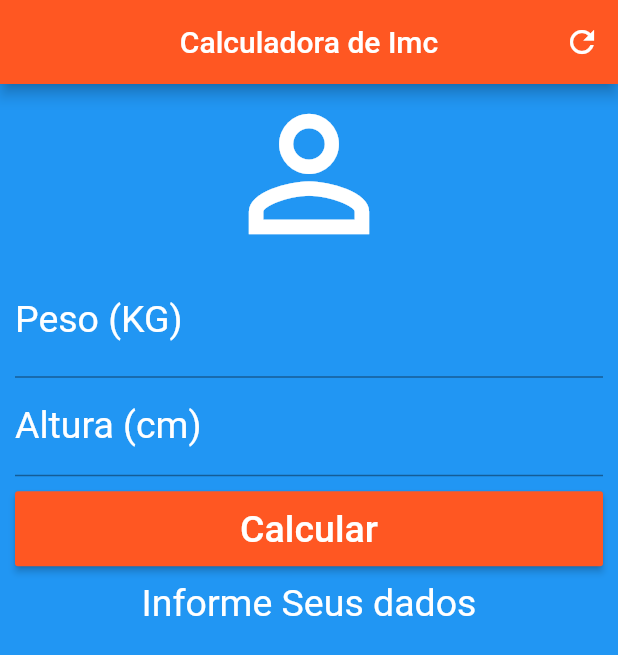
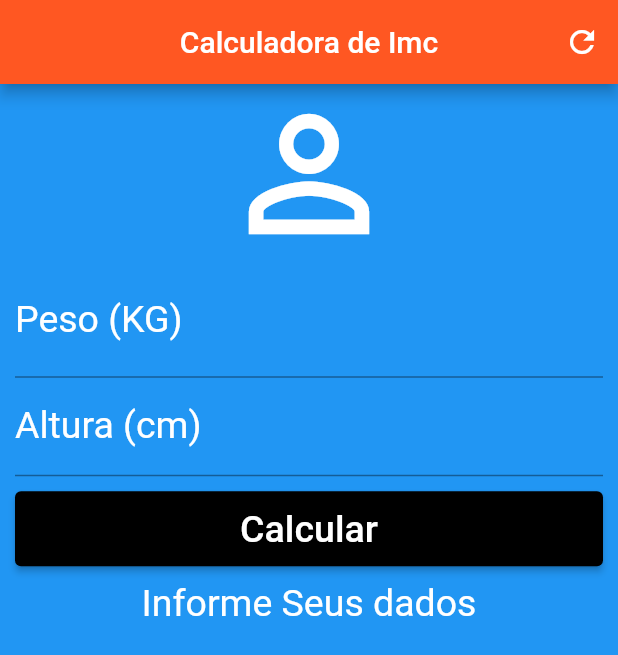
Before and after one commit to rodrigocc/ProjetosFlutter, a Flutter app: the screen it shows after launch, after a tap on "Calcular", on a phone screen of 412 x 824 dp. Shown: the top 655 px of the screen. Run offline on Flutter 3.47's test engine with Material 2 defaults, Android fonts, the phone set to English and light mode, and no system bars; our stand-ins replace carousel_slider, firebase_auth, firebase_storage, google_sign_in, image_picker; missing offline and left inert: flutter_facebook_login, gradient_bottom_navigation_bar; accounts and stored records are empty.

Commit message:
Refactor : refactor deprecieted components in this project

```diff
--- /dev/null
+++ b/calculadora_imc/lib/home_page.dart
@@ -0,0 +1,106 @@
+import 'package:flutter/material.dart';
+
+class HomePage extends StatefulWidget {
+  @override
+  _HomePageState createState() => _HomePageState();
+}
+
+class _HomePageState extends State<HomePage> {
+  String _infotext = "Informe Seus dados";
+
+  TextEditingController weightcontroller =
+      TextEditingController(); // Controlador do Peso
+  TextEditingController heightcontroller =
+      TextEditingController(); // Controlador da Áltura
+
+  void _resetFields() {
+    setState(() {
+      weightcontroller.text = "";
+      heightcontroller.text = "";
+      _infotext = "Dados Resetados";
+    });
+  }
+
+  void _calculateimc() {
+    setState(() {
+      double weight = double.parse(weightcontroller.text);
+      double height = double.parse(heightcontroller.text) / 100;
+      double imc = weight / (height * height);
+
+      if (imc < 18.5) {
+        _infotext = "Está Abaixo do Peso";
+      } else if (imc >= 18.5 && imc <= 24.9) {
+        _infotext = "Peso Está Normal";
+      } else if (imc >= 25 && imc <= 29.9) {
+        _infotext = "Está com sobrePeso";
+      } else if (imc >= 30 && imc <= 34.9) {
+        _infotext = "Obesidade Grau 1";
+      } else if (imc >= 35 && imc <= 39.9) {
+        _infotext = "Obesidade Grau 2 ";
+      } else {
+        _infotext = "Obesidade Grau 3";
+      }
+    });
+  }
+
+  @override
+  Widget build(BuildContext context) {
+    return Scaffold(
+        appBar: AppBar(
+          backgroundColor: Colors.deepOrange,
+          title: Text("Calculadora de Imc"),
+          centerTitle: true,
+          actions: <Widget>[
+            IconButton(
+              icon: Icon(Icons.refresh),
+              onPressed: _resetFields,
+            )
+          ],
+        ),
+        backgroundColor: Colors.blue,
+        body: SingleChildScrollView(
+          padding: EdgeInsets.fromLTRB(10.0, 0.0, 10.0, 0.0),
+          child: Column(
+            crossAxisAlignment: CrossAxisAlignment.stretch,
+            children: <Widget>[
+              Icon(Icons.person_outline, size: 120.0, color: Colors.white),
+              TextField(
+                keyboardType: TextInputType.number,
+                decoration: InputDecoration(
+                    labelText: "Peso (KG)",
+                    labelStyle: TextStyle(color: Colors.white)),
+                style: TextStyle(color: Colors.white, fontSize: 25.0),
+                controller: weightcontroller,
+              ),
+              TextField(
+                keyboardType: TextInputType.number,
+                decoration: InputDecoration(
+                  labelText: "Altura (cm)",
+                  labelStyle: TextStyle(color: Colors.white, fontSize: 25.0),
+                ),
+                controller: heightcontroller,
+              ),
+              Padding(
+                padding: EdgeInsets.only(bottom: 10.0, top: 10.0),
+                child: Container(
+                  height: 50.0,
+                  child: ElevatedButton(
+                    style: ElevatedButton.styleFrom(primary: Colors.black),
+                    onPressed: _calculateimc,
+                    child: Text(
+                      "Calcular",
+                      style: TextStyle(fontSize: 25.0),
+                    ),
+                  ),
+                ),
+              ),
+              Text(
+                _infotext,
+                textAlign: TextAlign.center,
+                style: TextStyle(color: Colors.white, fontSize: 25.0),
+              )
+            ],
+          ),
+        ));
+  }
+}
--- a/calculadora_imc/lib/main.dart
+++ b/calculadora_imc/lib/main.dart
@@ -1,134 +1,8 @@
+import 'package:calculadora_imc/home_page.dart';
 import 'package:flutter/material.dart';
-
-//Desenvolvimento de App
-//Calculadora IMC
-//
 
 void main() {
   runApp(MaterialApp(
-    home: Home(),
+    home: HomePage(),
   ));
 }
-
-class Home extends StatefulWidget {
-  @override
-  _HomeState createState() => _HomeState();
-}
-
-class _HomeState extends State<Home> {
-
-  String _infotext = "Informe Seus dados";
-
-
-  TextEditingController weightcontroller = TextEditingController(); // Controlador do Peso
-  TextEditingController heightcontroller = TextEditingController(); // Controlador da Áltura
-
-
-  void _resetFields(){
-    setState(() {
-      weightcontroller.text ="";
-      heightcontroller.text= "";
-      _infotext = "Dados Resetados";
-
-    });
-
-  }
-
-  void _Calculateimc(){
-
-    setState(() { // Mudança De Estado Ao apertar no botão
-      double weight = double.parse(weightcontroller.text);
-      double height = double.parse(heightcontroller.text) / 100;
-      double imc = weight / (height * height);
-
-      if(imc < 18.5){
-        _infotext = "Está Abaixo do Peso";
-      }
-      else if(imc >= 18.5 && imc <= 24.9)   {
-        _infotext = "Peso Está Normal";
-
-      }
-      else if (imc >= 25 && imc <=29.9){
-        _infotext = "Está com sobrePeso";
-      }
-      else if (imc >= 30 && imc <= 34.9){
-        _infotext = "Obesidade Grau 1";
-
-      }
-      else if (imc >= 35 && imc <= 39.9){
-        _infotext = "Obesidade Grau 2 ";
-      }
-      else{
-        _infotext = "Obesidade Grau 3" ;
-      }
-
-
-
-    });
-}
-
-
-  @override
-  Widget build(BuildContext context) {
-    return Scaffold(
-        appBar: AppBar(
-          backgroundColor: Colors.deepOrange,
-          title: Text("Calculadora de Imc"),
-          centerTitle: true,
-          actions: <Widget>[
-            IconButton(
-              icon: Icon(Icons.refresh),
-              onPressed: _resetFields,
-            )
-          ],
-        ),
-        backgroundColor: Colors.blue,
-        body: SingleChildScrollView(
-          padding: EdgeInsets.fromLTRB(10.0, 0.0, 10.0, 0.0),
-
-          child: Column(
-            crossAxisAlignment: CrossAxisAlignment.stretch,
-            children: <Widget>[
-              Icon(Icons.person_outline, size: 120.0, color: Colors.white),
-              TextField(
-                keyboardType: TextInputType.number,
-                decoration: InputDecoration(
-                    labelText: "Peso (KG)",
-                    labelStyle: TextStyle(color: Colors.white)),
-                style: TextStyle(color: Colors.white, fontSize: 25.0),
-                controller: weightcontroller,
-              ),
-              TextField(
-                keyboardType: TextInputType.number,
-                decoration: InputDecoration(
-                  labelText: "Altura (cm)",
-                  labelStyle: TextStyle(color: Colors.white, fontSize: 25.0),
-                ),
-                controller: heightcontroller,
-              ),
-              Padding(
-                padding: EdgeInsets.only(bottom: 10.0,top: 10.0),
-                child: Container(
-                  height: 50.0,
-                  child: RaisedButton(
-                    onPressed: _Calculateimc,
-                    child: Text(
-                      "Calcular",
-                      style: TextStyle(fontSize: 25.0),
-                    ),
-                    color: Colors.deepOrange,
-                    textColor: Colors.white,
-                  ),
-                ),
-
-              ),
-              Text(
-                _infotext,
-                textAlign: TextAlign.center,
-                style: TextStyle(color: Colors.white, fontSize: 25.0),
-              )
-            ],
-          ),
-        ));
-  }
-}
```
Also changed, not shown: calculadora_imc/lib/handlers/imc_handler.dart (added), calculadora_imc/pubspec.lock, 6 other files.
